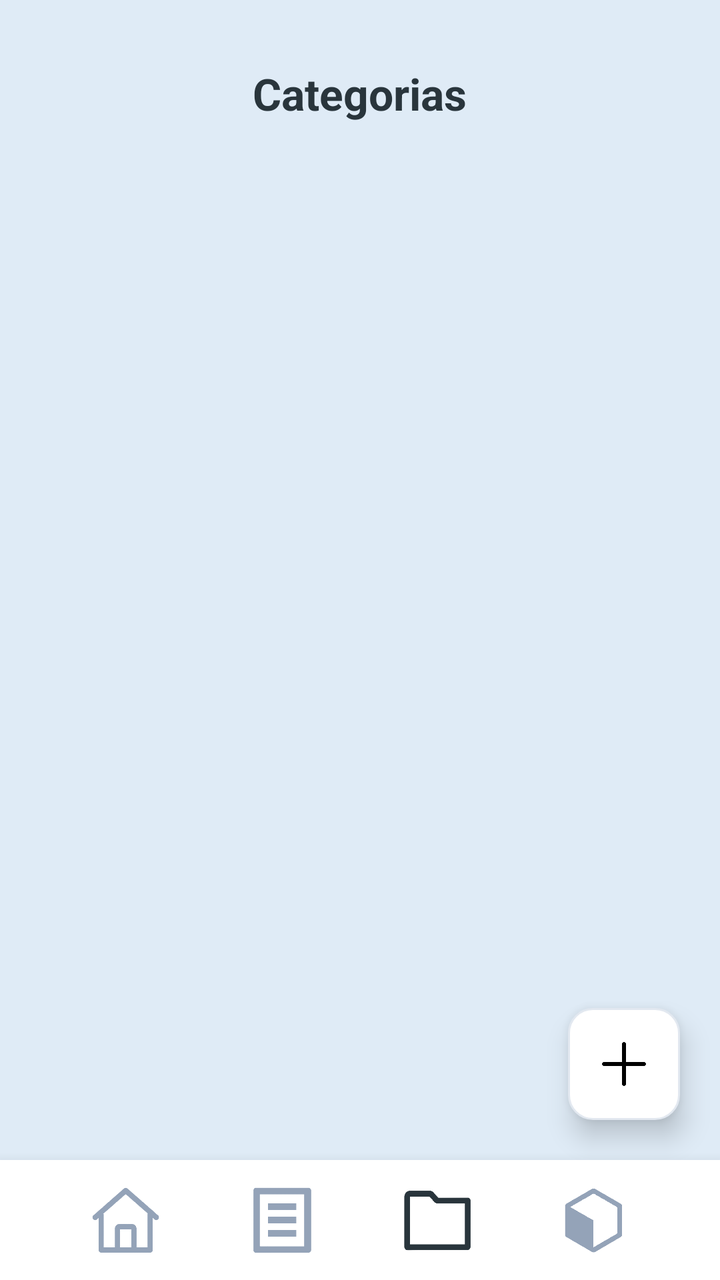
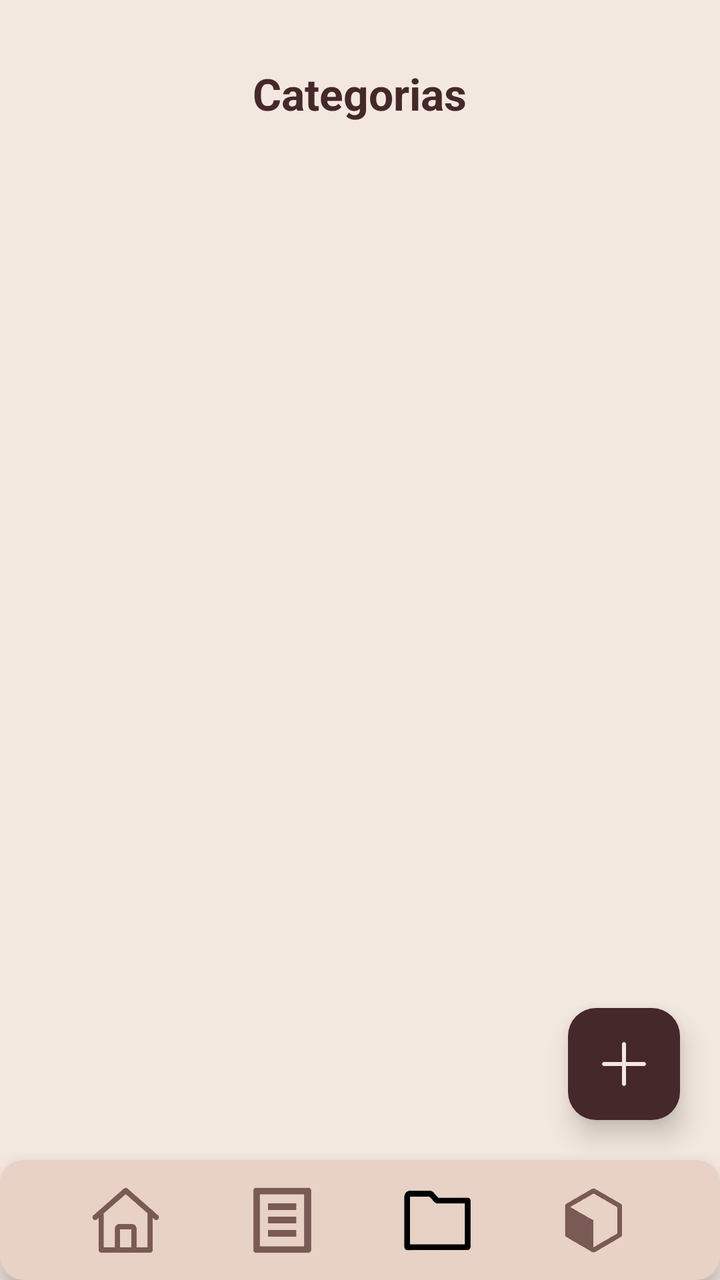

The first picture is an Android layout as it rendered before a commit; the second is the same layout after the commit. The layout source and the unified diff follow.
<!-- AndroidManifest.xml: application theme Theme.ListaCompras -->
<!-- res/layout/activity_categorias_salvas.xml -->
<?xml version="1.0" encoding="utf-8"?>
<RelativeLayout xmlns:android="http://schemas.android.com/apk/res/android"
    xmlns:app="http://schemas.android.com/apk/res-auto"
    android:id="@+id/main"
    android:layout_width="match_parent"
    android:layout_height="match_parent"
    android:background="#DFEBF6">

    <TextView
        android:id="@+id/txtTitulo"
        android:layout_width="wrap_content"
        android:layout_height="wrap_content"
        android:text="Categorias"
        android:textSize="22sp"
        android:textStyle="bold"
        android:textColor="#29353C"
        android:layout_marginTop="32dp"
        android:layout_centerHorizontal="true" />

    <androidx.recyclerview.widget.RecyclerView
        android:id="@+id/recyclerCategorias"
        android:layout_width="match_parent"
        android:layout_height="match_parent"
        android:layout_below="@id/txtTitulo"
        android:layout_above="@id/btnAdicionarCategoria"
        android:padding="16dp"/>

    <ImageView
        android:id="@+id/btnAdicionarCategoria"
        android:layout_width="56dp"
        android:layout_height="56dp"
        android:src="@drawable/ic_add"
        android:background="@drawable/card_secundario"
        android:padding="12dp"
        android:layout_alignParentRight="true"
        android:layout_marginTop="10dp"
        android:layout_marginEnd="20dp"
        android:layout_marginBottom="20dp"
        android:layout_above="@id/footer"
        android:elevation="8dp" />

    <LinearLayout
        android:id="@+id/footer"
        android:layout_width="match_parent"
        android:layout_height="60dp"
        android:layout_alignParentBottom="true"
        android:background="#FFFFFF"
        android:elevation="10dp"
        android:gravity="center"
        android:orientation="horizontal"
        android:paddingHorizontal="24dp">

        <ImageView
            android:id="@+id/iconHome"
            android:layout_width="36dp"
            android:layout_height="36dp"
            android:layout_weight="1"
            android:src="@drawable/ic_home"
            app:tint="#94A3B8"/>

        <ImageView
            android:id="@+id/iconListas"
            android:layout_width="36dp"
            android:layout_height="36dp"
            android:layout_weight="1"
            android:src="@drawable/ic_lista"
            app:tint="#94A3B8"/>

        <ImageView
            android:id="@+id/iconCategorias"
            android:layout_width="36dp"
            android:layout_height="36dp"
            android:layout_weight="1"
            android:src="@drawable/ic_pasta"
            app:tint="#29353C" />

        <ImageView
            android:id="@+id/iconProdutos"
            android:layout_width="36dp"
            android:layout_height="36dp"
            android:layout_weight="1"
            android:src="@drawable/ic_caixa"
            app:tint="#94A3B8"/>
    </LinearLayout>

</RelativeLayout>
<!-- resources referenced by this layout -->
<resources>
  <!-- drawable card_secundario (drawable) -->
  <shape xmlns:android="http://schemas.android.com/apk/res/android">
      <solid android:color="#FFFFFF"/>
      <corners android:radius="12dp"/>
      <stroke android:width="1dp" android:color="#E2E8F0"/>
  </shape>
  <!-- drawable ic_add: png bitmap (drawable, 3028 bytes) -->
  <!-- drawable ic_caixa: png bitmap (drawable, 30803 bytes) -->
  <!-- drawable ic_home: png bitmap (drawable, 26750 bytes) -->
  <!-- drawable ic_lista: png bitmap (drawable, 12721 bytes) -->
  <!-- drawable ic_pasta: png bitmap (drawable, 12054 bytes) -->
  <style name="Theme.ListaCompras" parent="Base.Theme.ListaCompras" />
  <style name="Base.Theme.ListaCompras" parent="Theme.Material3.DayNight.NoActionBar">
          
          
      </style>
</resources>

<!-- the commit's change to res/layout/activity_categorias_salvas.xml (unified diff, before → after) -->
@@ -4,8 +4,9 @@
     android:id="@+id/main"
     android:layout_width="match_parent"
     android:layout_height="match_parent"
-    android:background="#DFEBF6">
+    android:background="#F3E8DF">
 
+    
     <TextView
         android:id="@+id/txtTitulo"
         android:layout_width="wrap_content"
@@ -13,38 +14,41 @@
         android:text="Categorias"
         android:textSize="22sp"
         android:textStyle="bold"
-        android:textColor="#29353C"
+        android:textColor="#452829"
         android:layout_marginTop="32dp"
         android:layout_centerHorizontal="true" />
 
+    
     <androidx.recyclerview.widget.RecyclerView
         android:id="@+id/recyclerCategorias"
         android:layout_width="match_parent"
         android:layout_height="match_parent"
         android:layout_below="@id/txtTitulo"
         android:layout_above="@id/btnAdicionarCategoria"
-        android:padding="16dp"/>
+        android:padding="16dp" />
 
+    
     <ImageView
         android:id="@+id/btnAdicionarCategoria"
         android:layout_width="56dp"
         android:layout_height="56dp"
         android:src="@drawable/ic_add"
-        android:background="@drawable/card_secundario"
+        android:background="@drawable/card_principal"
         android:padding="12dp"
+        app:tint="#F3E8DF"
         android:layout_alignParentRight="true"
-        android:layout_marginTop="10dp"
         android:layout_marginEnd="20dp"
         android:layout_marginBottom="20dp"
         android:layout_above="@id/footer"
         android:elevation="8dp" />
 
+    
     <LinearLayout
         android:id="@+id/footer"
         android:layout_width="match_parent"
         android:layout_height="60dp"
         android:layout_alignParentBottom="true"
-        android:background="#FFFFFF"
+        android:background="@drawable/card_secundario"
         android:elevation="10dp"
         android:gravity="center"
         android:orientation="horizontal"
@@ -56,7 +60,7 @@
             android:layout_height="36dp"
             android:layout_weight="1"
             android:src="@drawable/ic_home"
-            app:tint="#94A3B8"/>
+            app:tint="#7A5A54"/>
 
         <ImageView
             android:id="@+id/iconListas"
@@ -64,7 +68,7 @@
             android:layout_height="36dp"
             android:layout_weight="1"
             android:src="@drawable/ic_lista"
-            app:tint="#94A3B8"/>
+            app:tint="#7A5A54"/>
 
         <ImageView
             android:id="@+id/iconCategorias"
@@ -72,7 +76,7 @@
             android:layout_height="36dp"
             android:layout_weight="1"
             android:src="@drawable/ic_pasta"
-            app:tint="#29353C" />
+            app:tint="#000000"/>
 
         <ImageView
             android:id="@+id/iconProdutos"
@@ -80,7 +84,7 @@
             android:layout_height="36dp"
             android:layout_weight="1"
             android:src="@drawable/ic_caixa"
-            app:tint="#94A3B8"/>
+            app:tint="#7A5A54"/>
     </LinearLayout>
 
 </RelativeLayout>
<!-- resource entries referenced after the edit -->
@@ -1,10 +1,14 @@
 <!-- resources referenced by this layout -->
 <resources>
+  <!-- drawable card_principal (drawable) -->
+  <shape xmlns:android="http://schemas.android.com/apk/res/android">
+      <solid android:color="#452829"/>
+      <corners android:radius="14dp"/>
+  </shape>
   <!-- drawable card_secundario (drawable) -->
   <shape xmlns:android="http://schemas.android.com/apk/res/android">
-      <solid android:color="#FFFFFF"/>
-      <corners android:radius="12dp"/>
-      <stroke android:width="1dp" android:color="#E2E8F0"/>
+      <solid android:color="#E8D1C5"/>
+      <corners android:radius="12dp"/>/>
   </shape>
   <!-- drawable ic_add: png bitmap (drawable, 3028 bytes) -->
   <!-- drawable ic_caixa: png bitmap (drawable, 30803 bytes) -->
